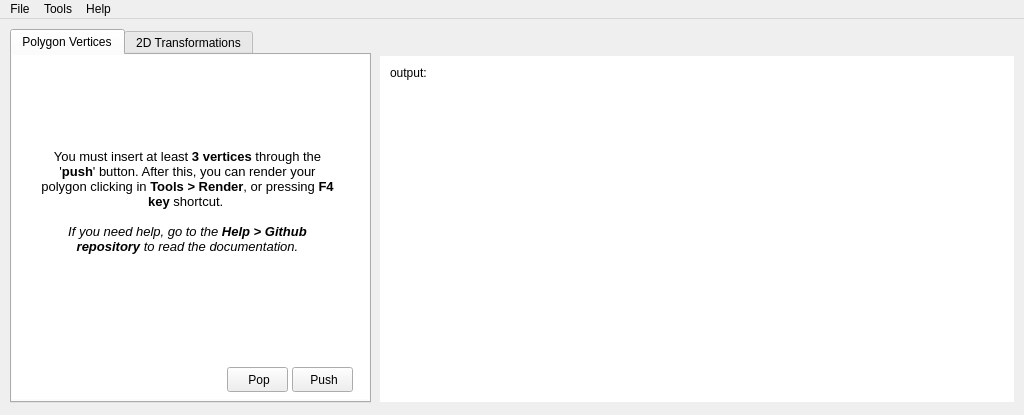
allexlima/cg-penrose, file penrose/gui/mainwindow.ui: the form before one commit.
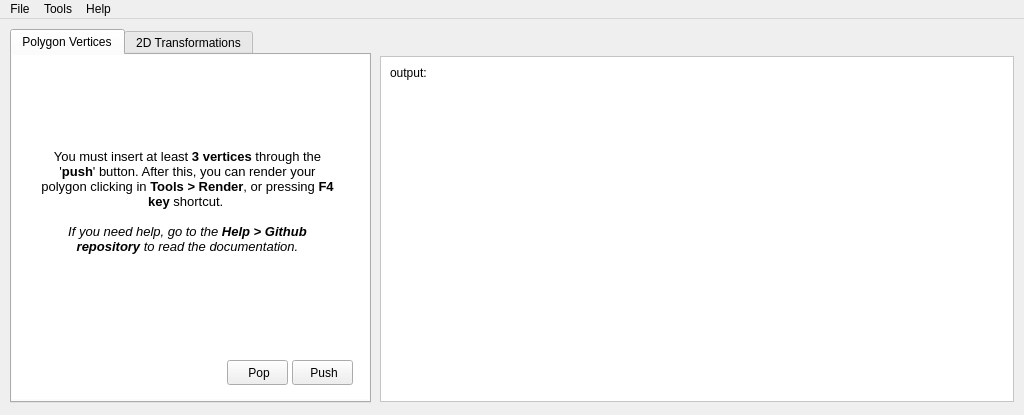
The form after the commit. Icons and pictures are not drawn.

The edit to the form file:
```diff
--- a/penrose/gui/mainwindow.ui
+++ b/penrose/gui/mainwindow.ui
@@ -59,7 +59,7 @@
       <property name="geometry">
        <rect>
         <x>280</x>
-        <y>312</y>
+        <y>305</y>
         <width>61</width>
         <height>25</height>
        </rect>
@@ -85,7 +85,7 @@
       <property name="geometry">
        <rect>
         <x>215</x>
-        <y>312</y>
+        <y>305</y>
         <width>61</width>
         <height>25</height>
        </rect>
@@ -776,10 +776,10 @@
      <string notr="true">background:white</string>
     </property>
     <property name="frameShape">
-     <enum>QFrame::NoFrame</enum>
+     <enum>QFrame::StyledPanel</enum>
     </property>
     <property name="frameShadow">
-     <enum>QFrame::Raised</enum>
+     <enum>QFrame::Plain</enum>
     </property>
     <widget class="QLabel" name="label_14">
      <property name="geometry">
```
Left out of the diff: 4 changed lines with no effect on the pictures.
